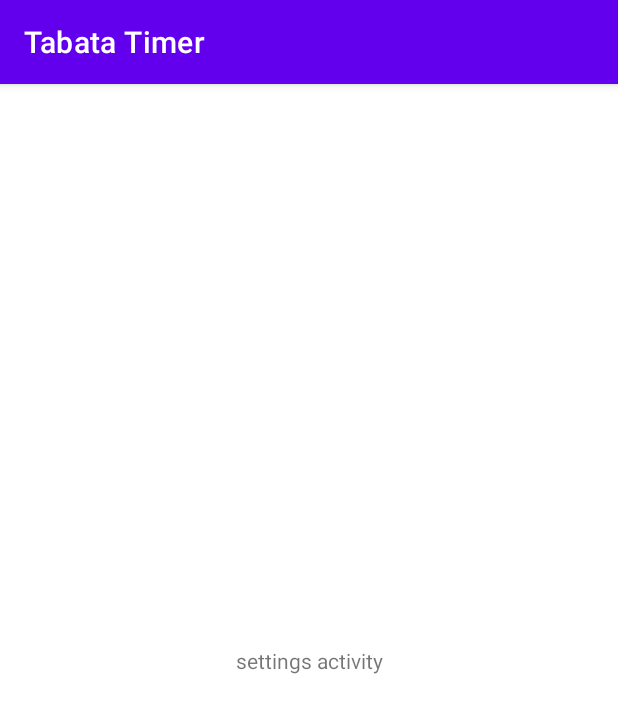
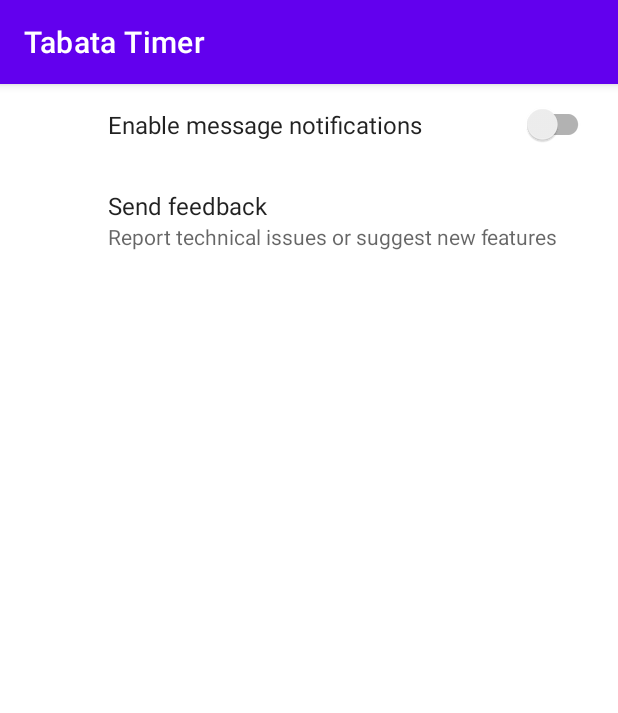
Before and after one commit to aneroid11/SoftwareDesignLabs, an Android app: the SettingsActivity screen opened directly, with no data from a screen before it, on a phone screen of 412 x 824 dp. Shown: the top 713 px of the screen. Run offline under Robolectric (Android 15) with nearby library versions, the phone set to English and light mode, and no system bars; our stand-ins replace androidx.preference.

Commit message:
dummy preferences screen

```diff
--- a/TabataTimer/app/build.gradle
+++ b/TabataTimer/app/build.gradle
@@ -33,6 +33,8 @@ android {
 
 dependencies {
 
+    implementation "androidx.legacy:legacy-preference-v14:1.0.0"
+    implementation "androidx.preference:preference:1.0.0"
     implementation 'androidx.core:core-ktx:1.7.0'
     implementation 'androidx.appcompat:appcompat:1.5.1'
     implementation 'com.google.android.material:material:1.6.1'
--- a/TabataTimer/app/src/main/java/com/example/tabatatimer/MainActivity.kt
+++ b/TabataTimer/app/src/main/java/com/example/tabatatimer/MainActivity.kt
@@ -1,5 +1,7 @@
 package com.example.tabatatimer
 
+import android.content.Context
+import android.content.Intent
 import androidx.appcompat.app.AppCompatActivity
 import android.os.Bundle
 import android.util.Log
@@ -19,7 +21,12 @@ class MainActivity : AppCompatActivity() {
 
     override fun onOptionsItemSelected(item: MenuItem): Boolean {
         if (item.itemId == R.id.settings_item) {
-            Log.d("MainActivity","settings button pressed")
+            Log.d("MainActivity","settings button pressed. start the settings activity")
+
+            val context: Context = this
+            val intent: Intent = Intent(context, SettingsActivity::class.java)
+            context.startActivity(intent)
+
             return true
         }
 
--- a/TabataTimer/app/src/main/java/com/example/tabatatimer/SettingsActivity.kt
+++ b/TabataTimer/app/src/main/java/com/example/tabatatimer/SettingsActivity.kt
@@ -7,5 +7,9 @@ class SettingsActivity : AppCompatActivity() {
     override fun onCreate(savedInstanceState: Bundle?) {
         super.onCreate(savedInstanceState)
         setContentView(R.layout.activity_settings)
+        supportFragmentManager
+            .beginTransaction()
+            .replace(R.id.settings_container, SettingsFragment())
+            .commit()
     }
 }
--- /dev/null
+++ b/TabataTimer/app/src/main/java/com/example/tabatatimer/SettingsFragment.kt
@@ -0,0 +1,10 @@
+package com.example.tabatatimer
+
+import android.os.Bundle
+import androidx.preference.PreferenceFragmentCompat
+
+class SettingsFragment : PreferenceFragmentCompat() {
+    override fun onCreatePreferences(savedInstanceState: Bundle?, rootKey: String?) {
+        setPreferencesFromResource(R.xml.settings, rootKey)
+    }
+}
--- a/TabataTimer/app/src/main/res/layout/activity_settings.xml
+++ b/TabataTimer/app/src/main/res/layout/activity_settings.xml
@@ -6,13 +6,9 @@
     android:layout_height="match_parent"
     tools:context=".SettingsActivity">
 
-    <TextView
-        android:layout_width="wrap_content"
-        android:layout_height="wrap_content"
-        android:text="settings activity"
-        app:layout_constraintBottom_toBottomOf="parent"
-        app:layout_constraintEnd_toEndOf="parent"
-        app:layout_constraintStart_toStartOf="parent"
-        app:layout_constraintTop_toTopOf="parent" />
+    <androidx.fragment.app.FragmentContainerView
+        android:id="@+id/settings_container"
+        android:layout_width="match_parent"
+        android:layout_height="match_parent" />
 
 </androidx.constraintlayout.widget.ConstraintLayout>
--- a/TabataTimer/app/src/main/res/menu/main_activity_menu.xml
+++ b/TabataTimer/app/src/main/res/menu/main_activity_menu.xml
@@ -4,7 +4,7 @@
     xmlns:app="http://schemas.android.com/apk/res-auto"
     tools:ignore="AlwaysShowAction">
     <item android:id="@+id/settings_item"
-        android:icon="@android:drawable/ic_menu_edit"
+        android:icon="@android:drawable/ic_menu_preferences"
         android:title="settings"
         app:showAsAction="always" />
 </menu>
--- /dev/null
+++ b/TabataTimer/app/src/main/res/xml/settings.xml
@@ -0,0 +1,13 @@
+<?xml version="1.0" encoding="utf-8"?>
+<PreferenceScreen
+    xmlns:app="http://schemas.android.com/apk/res-auto">
+
+    <SwitchPreferenceCompat
+        app:key="notifications"
+        app:title="Enable message notifications"/>
+
+    <Preference
+        app:key="feedback"
+        app:title="Send feedback"
+        app:summary="Report technical issues or suggest new features"/>
+</PreferenceScreen>
```
